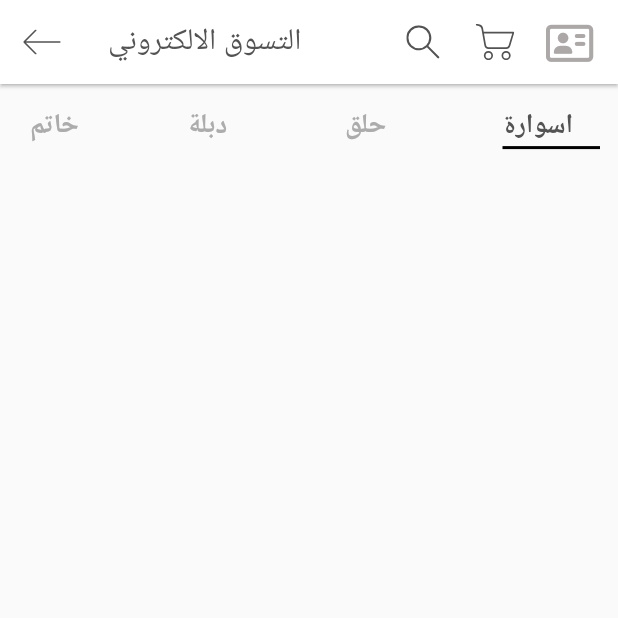
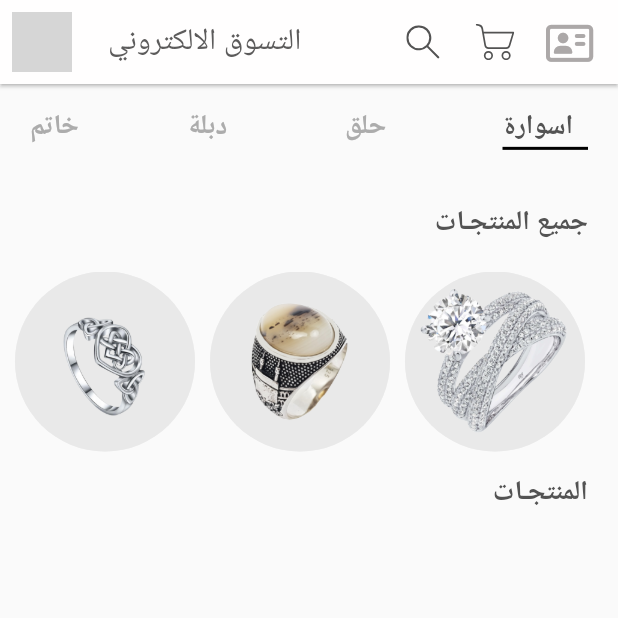
Before and after one commit to IbrahimAlShawaf/shop_app, a Flutter app: the HomeScreen screen opened directly, after a tap on "اسوارة", on a phone screen of 412 x 824 dp, the top half of it. Run offline on Flutter 3.47's test engine with Material 2 defaults, Android fonts, the phone set to English and light mode, and no system bars; our stand-ins replace firebase_auth, firebase_core, flutter_svg, font_awesome_flutter, lottie, modal_progress_hud_nsn and 1 more; missing offline and left inert: cloud_firestore_web, firebase_auth_web, firebase_core_web, splash_screen_view; accounts and stored records are empty; grey boxes are pictures that could not be loaded.

Commit message:
Add files via upload

```diff
--- a/lib/generated_plugin_registrant.dart
+++ b/lib/generated_plugin_registrant.dart
@@ -5,12 +5,18 @@
 // ignore_for_file: directives_ordering
 // ignore_for_file: lines_longer_than_80_chars
 
+import 'package:cloud_firestore_web/cloud_firestore_web.dart';
+import 'package:firebase_auth_web/firebase_auth_web.dart';
+import 'package:firebase_core_web/firebase_core_web.dart';
 import 'package:url_launcher_web/url_launcher_web.dart';
 
 import 'package:flutter_web_plugins/flutter_web_plugins.dart';
 
 // ignore: public_member_api_docs
 void registerPlugins(Registrar registrar) {
+  FirebaseFirestoreWeb.registerWith(registrar);
+  FirebaseAuthWeb.registerWith(registrar);
+  FirebaseCoreWeb.registerWith(registrar);
   UrlLauncherPlugin.registerWith(registrar);
   registrar.registerMessageHandler();
 }
--- a/lib/main.dart
+++ b/lib/main.dart
@@ -1,7 +1,11 @@
 import 'package:flutter/material.dart';
 import 'package:plant_app/splash.dart';
 import 'constants.dart';
-void main() {
+import 'package:firebase_core/firebase_core.dart';
+
+void main() async {
+  WidgetsFlutterBinding.ensureInitialized();
+  await Firebase.initializeApp();
   runApp(MyApp());
 }
 
--- a/lib/screens/home/components/body.dart
+++ b/lib/screens/home/components/body.dart
@@ -1,31 +1,31 @@
 import 'package:flutter/material.dart';
+import 'package:plant_app/screens/home/components/category/category-list.widget.dart';
 import '../../../constants.dart';
 import '../../../models/Product.dart';
 import 'categories.dart';
 import 'item_card.dart';
 import '../../details/details_screen.dart';
+
 class Body extends StatefulWidget {
   @override
   State<Body> createState() => _BodyState();
 }
 
 class _BodyState extends State<Body> {
-
   int selectedIndex = 0;
-  List<String> categories = ["خاتم", "دبلة", "حلق", "اسوارة","سلسال","طقم"];
-
+  List<String> categories = ["خاتم", "دبلة", "حلق", "اسوارة", "سلسال", "طقم"];
 
   Widget buildCategory(int index) {
     return GestureDetector(
       onTap: () {
         setState(() {
           selectedIndex = index;
-          number = index;   //khi index đổi thì loadproducts cũng sẽ tự update
-
+          number = index; //khi index đổi thì loadproducts cũng sẽ tự update
         });
       },
       child: Padding(
-        padding: const EdgeInsets.symmetric(horizontal: kDefaultPaddin),    //padding 4 phía
+        padding: const EdgeInsets.symmetric(
+            horizontal: kDefaultPaddin), //padding 4 phía
         child: Column(
           crossAxisAlignment: CrossAxisAlignment.start,
           mainAxisAlignment: MainAxisAlignment.center,
@@ -43,7 +43,8 @@ class _BodyState extends State<Body> {
                 ),
               ),
             ),
-            Container(          //indicator của selected
+            Container(
+              //indicator của selected
               margin: EdgeInsets.only(top: kDefaultPaddin / 25),
               height: 2,
               width: 65,
@@ -55,48 +56,81 @@ class _BodyState extends State<Body> {
     );
   }
 
-
   @override
   Widget build(BuildContext context) {
     // By default our first item will be selected
 
-    return Column(
+    return Padding(
+      padding: const EdgeInsets.only(right: 20),
+      child: Column(
+        textDirection: TextDirection.rtl,
         crossAxisAlignment: CrossAxisAlignment.start,
         children: <Widget>[
           Padding(
             padding: const EdgeInsets.symmetric(vertical: kDefaultPaddin),
-          child: SizedBox(      //box chứa phần menu
-            height: 24,
+            child: SizedBox(
+              //box chứa phần menu
+              height: 25,
               child: ListView.builder(
                 scrollDirection: Axis.horizontal,
-              itemCount: categories.length,   // cung cấp length của cái list để flutter tự động hiển thị hết cả list
+                itemCount: categories
+                    .length, // cung cấp length của cái list để flutter tự động hiển thị hết cả list
                 itemBuilder: (context, index) => buildCategory(index),
               ),
             ),
           ),
+          SizedBox(
+            height: 5,
+          ),
+          Padding(
+            padding: const EdgeInsets.only(left: 20, top: 10),
+            child: Text(
+              'جميع المنتجـات',
+              style: TextStyle(fontSize: 18, fontWeight: FontWeight.bold),
+            ),
+          ),
+          SizedBox(
+            height: 20,
+          ),
+          Container(
+            height: 120,
+            width: double.infinity,
+            child: CategoryList(),
+          ),
+          SizedBox(
+            height: 5,
+          ),
+          Padding(
+            padding: const EdgeInsets.only(left: 20, top: 10),
+            child: Text(
+              'المنتجـات',
+              textDirection: TextDirection.rtl,
+              style: TextStyle(fontSize: 18, fontWeight: FontWeight.bold),
+            ),
+          ),
           Expanded(
             child: Padding(
-              // padding: EdgeInsets.all(kDefaultPaddin),
-            padding: const EdgeInsets.symmetric(horizontal: kDefaultPaddin, vertical: kDefaultPaddin),
+              padding: EdgeInsets.all(kDefaultPaddin),
+              // padding: const EdgeInsets.symmetric(horizontal: kDefaultPaddin, vertical: kDefaultPaddin),
               child: RefreshIndicator(
-              onRefresh: () async{
-                if (number == 0){
+                onRefresh: () async {
+                  if (number == 0) {
                     setState(() {
                       loadProducts(0, context);
                     });
-                }
-                else if (number == 1){
+                  } else if (number == 1) {
                     setState(() {
                       loadProducts(1, context);
                     });
                   }
                 },
                 child: GridView.builder(
-                  itemCount: products.length,   //giống trong categories, cung cấp length của cái list trc để flutter tự loop và hiện lên
+                    itemCount: products
+                        .length, //giống trong categories, cung cấp length của cái list trc để flutter tự loop và hiện lên
                     gridDelegate: SliverGridDelegateWithFixedCrossAxisCount(
-                    crossAxisCount: 1,    //số cột hiển thị product
-                    mainAxisSpacing: kDefaultPaddin,    //spacing chiều dọc
-                    crossAxisSpacing: kDefaultPaddin,   //spacing chiều ngang
+                      crossAxisCount: 2, //số cột hiển thị product
+                      mainAxisSpacing: kDefaultPaddin, //spacing chiều dọc
+                      crossAxisSpacing: kDefaultPaddin, //spacing chiều ngang
                       childAspectRatio: 1,
                     ),
                     itemBuilder: (context, index) {
@@ -105,18 +139,17 @@ class _BodyState extends State<Body> {
               ),
             ),
           ),
-
         ],
+      ),
     );
   }
 
-
-
   ItemCard loadProducts(int index, BuildContext context) {
-    if (number == 0 ){
+    if (number == 0) {
       return ItemCard(
-                    product: products[index],       //tạo 1 obj product (item_card)
-                    press: () => Navigator.push(    //dùng push và pop để chuyển màn
+        product: products[index], //tạo 1 obj product (item_card)
+        press: () => Navigator.push(
+            //dùng push và pop để chuyển màn
             context,
             MaterialPageRoute(
               builder: (context) => DetailsScreen(
@@ -125,7 +158,7 @@ class _BodyState extends State<Body> {
             )),
       );
     }
-    if (number == 1){
+    if (number == 1) {
       return ItemCard(
         product: helmets[index],
         press: () => Navigator.push(
@@ -138,6 +171,4 @@ class _BodyState extends State<Body> {
       );
     }
   }
-
-
 }
--- /dev/null
+++ b/lib/screens/home/components/category/category-item.widget.dart
@@ -0,0 +1,32 @@
+import 'package:flutter/material.dart';
+
+class CategoryItem extends StatelessWidget {
+  final String image;
+
+  CategoryItem({@required this.image});
+
+  @override
+  Widget build(BuildContext context) {
+    return Container(
+      width: 120,
+      height: 120,
+     // margin: EdgeInsets.all(10),
+     // padding: EdgeInsets.all(20),
+      decoration: BoxDecoration(
+        color: Colors.white38, //Theme.of(context).colorScheme.secondary,
+        boxShadow: [
+          new BoxShadow(
+            color: Colors.black12,
+           // offset: new Offset(1, 1),
+           // blurRadius: 5,
+           // spreadRadius: 2,
+          )
+        ],
+        borderRadius: BorderRadius.all(
+          Radius.circular(64),
+        ),
+      ),
+      child: Image.asset(image),
+    );
+  }
+}
--- /dev/null
+++ b/lib/screens/home/components/category/category-list.widget.dart
@@ -0,0 +1,44 @@
+import 'package:flutter/material.dart';
+
+import 'category-item.widget.dart';
+
+class CategoryList extends StatelessWidget {
+  const CategoryList({Key key}) : super(key: key);
+
+  @override
+  Widget build(BuildContext context) {
+    return Container(
+      width: 70,
+      child: ListView(
+        scrollDirection: Axis.horizontal,
+        children: [
+          SizedBox(width: 10,),
+          CategoryItem(image: "assets/images/bike_1.png"),
+          SizedBox(width: 10,),
+          CategoryItem(image: "assets/images/bike_2.png"),
+          SizedBox(width: 10,),
+          CategoryItem(image: "assets/images/bike_3.png"),
+          SizedBox(width: 10,),
+          CategoryItem(image: "assets/images/bike_4.png"),
+          SizedBox(width: 10,),
+          CategoryItem(image: "assets/images/bike_5.png"),
+          SizedBox(width: 10,),
+          CategoryItem(image: "assets/images/bike_6.png"),
+          SizedBox(width: 10,),
+          CategoryItem(image: "assets/images/h1.png"),
+          SizedBox(width: 10,),
+          CategoryItem(image: "assets/images/h2.png"),
+          SizedBox(width: 10,),
+          CategoryItem(image: "assets/images/h3.png"),
+          SizedBox(width: 10,),
+          CategoryItem(image: "assets/images/h4.png"),
+          SizedBox(width: 10,),
+          CategoryItem(image: "assets/images/h5.png"),
+          SizedBox(width: 10,),
+          CategoryItem(image: "assets/images/h6.png"),
+          SizedBox(width: 10,),
+        ],
+      ),
+    );
+  }
+}
--- a/lib/screens/home/components/item_card.dart
+++ b/lib/screens/home/components/item_card.dart
@@ -34,16 +34,7 @@ class ItemCard extends StatelessWidget {
                     tag: "${product.id}",
                     child: Image.asset(product.image),
                   ),
-                  Container(
-                    padding: EdgeInsets.all(8),
-                    width: 50,
-                    height: 30,
-                    decoration: BoxDecoration(
-                      color: Color(0xFFFF6464),
-                      borderRadius: BorderRadius.circular(10),
-                    ),
-                    child: Text('Sale!!'),
-                  ),
+
 
                 ]
               ),
--- a/lib/screens/home/home_screen.dart
+++ b/lib/screens/home/home_screen.dart
@@ -3,10 +3,12 @@ import 'package:flutter_svg/svg.dart';
 import 'package:font_awesome_flutter/font_awesome_flutter.dart';
 import 'package:plant_app/models/Product.dart';
 import 'package:plant_app/screens/AboutUs.dart';
+import 'package:plant_app/screens/drawer.dart';
 import '../../constants.dart';
 import '../details/details_screen.dart';
 import 'components/body.dart';
 import 'components/item_card.dart';
+import 'package:firebase_auth/firebase_auth.dart';
 
 class HomeScreen extends StatefulWidget {
   @override
@@ -14,23 +16,48 @@ class HomeScreen extends StatefulWidget {
 }
 
 class _HomeScreenState extends State<HomeScreen> {
+  final _auth = FirebaseAuth.instance;
+  User signedInUser;
+
+  @override
+  void initState() {
+    super.initState();
+    getCurrentUser();
+  }
+
+  void getCurrentUser() {
+    try {
+      final user = _auth.currentUser;
+      if (user != null) {
+        signedInUser = user;
+        print(signedInUser.email);
+      }
+    } catch (e) {
+      print(e);
+    }
+  }
+
   @override
   Widget build(BuildContext context) {
     return Scaffold(
       appBar: buildAppBar(),
+      //drawer: MyDrawer(),
       body: Body(),
     );
   }
 
   AppBar buildAppBar() {
     return AppBar(
-      backgroundColor: Colors.white,
+      backgroundColor: Color.fromARGB(255, 255, 254, 254),
       elevation: 1,
       title: const Text('التسوق الالكتروني',
-          style: TextStyle(color: Color(0xFF535353))),
-      leading: IconButton(
-        icon: SvgPicture.asset("assets/icons/back.svg"),
-        onPressed: () {},
+          style: TextStyle(color: Color.fromARGB(255, 92, 91, 91))),
+      leading:
+      IconButton(
+        icon: SvgPicture.asset("assets/icons/menu.svg"),
+        onPressed: () {
+          Navigator.of(context).push(MaterialPageRoute(builder: (context) => MyDrawer()));
+        },
       ),
       actions: <Widget>[
         IconButton(
```
Also changed, not shown: lib/screens/drawer.dart (added, +151 -0 lines), lib/screens/home/login_screen/loginscreen.dart (+53 -22 lines), lib/screens/home/login_screen/registerscreen.dart (+44 -27 lines), 1 other file. Lines whose indentation alone changed are shown as unchanged.
